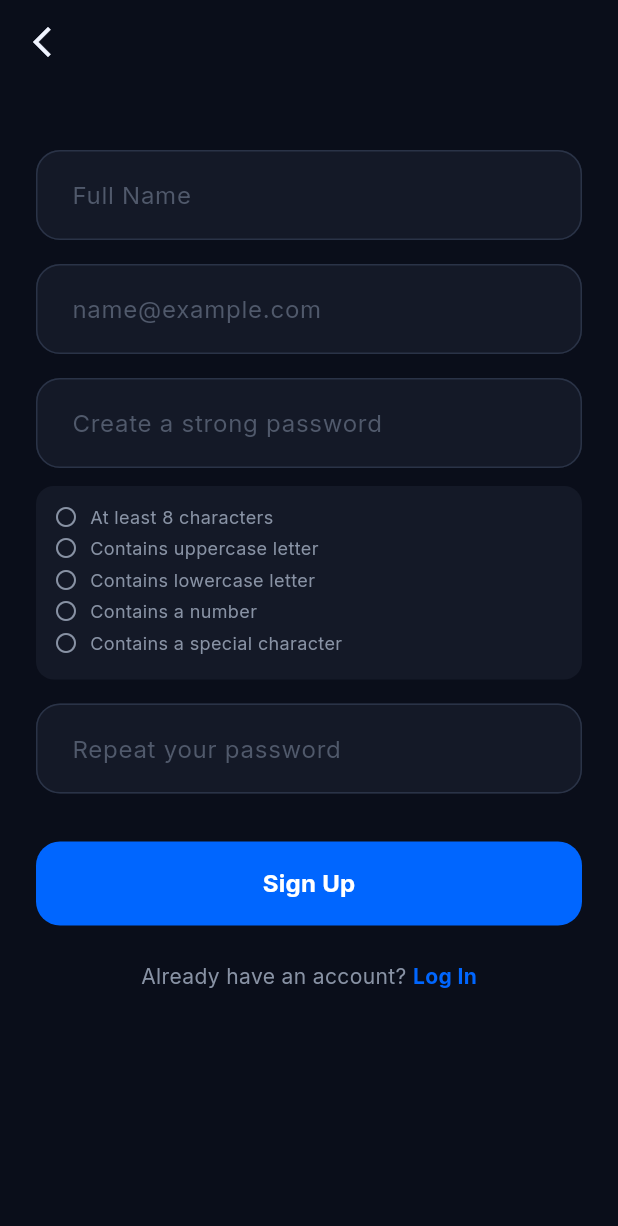
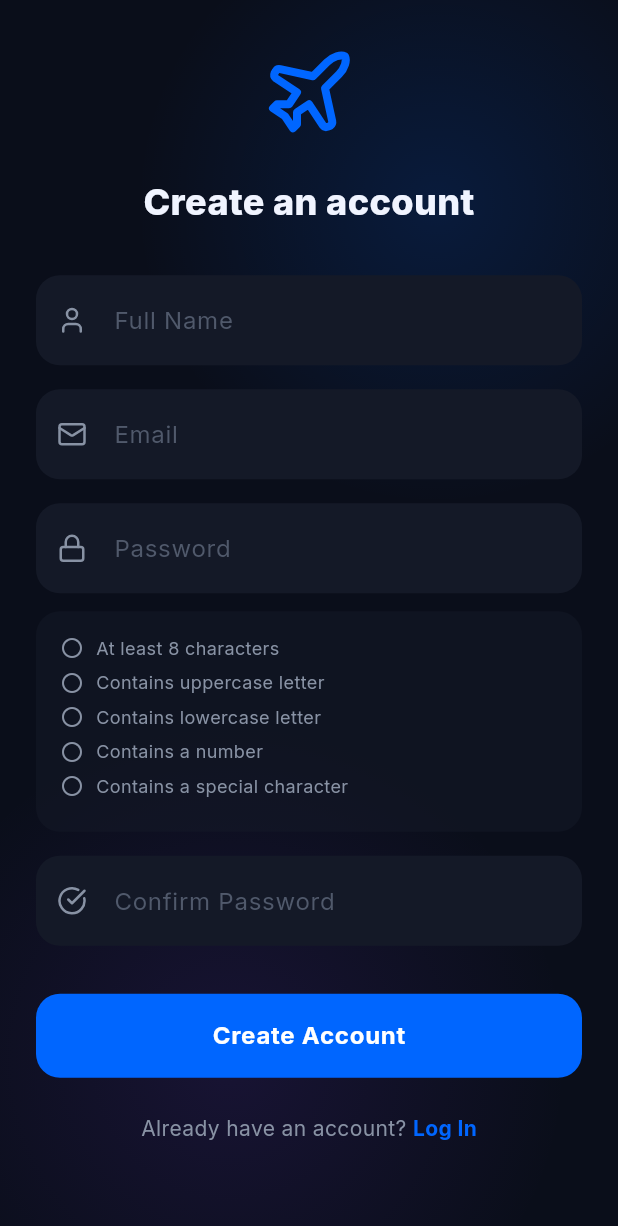
Before and after one commit to OMARORABY5/Flightly, a Flutter app: the RegisterScreen screen opened by its route, on a phone screen of 412 x 824 dp. Shown: the top 1226 px of the screen. Run offline on Flutter 3.47's test engine with Material 3 defaults, Android fonts, the phone set to English and light mode, and no system bars; our stand-ins replace awesome_dialog, cached_network_image, confetti, connectivity_plus, country_picker, dio and 21 more; accounts and stored records are empty; generated files the repository leaves out were written again; network calls fail; project files that could hold a hidden picture were left out.

Commit message:
NEW-AUTH

```diff
--- a/mobile/lib/core/constants/route_constants.dart
+++ b/mobile/lib/core/constants/route_constants.dart
@@ -9,7 +9,6 @@ class RouteConstants {
   static const String onboarding = '/onboarding';
 
   // ─── Auth ────────────────────────────────────────────────────────────────
-  static const String authLanding = '/auth';
   static const String login = '/auth/login';
   static const String register = '/auth/register';
   static const String forgotPassword = '/auth/forgot-password';
--- a/mobile/lib/features/auth/presentation/screens/register_screen.dart
+++ b/mobile/lib/features/auth/presentation/screens/register_screen.dart
@@ -8,6 +8,9 @@ import 'package:top_snackbar_flutter/custom_snack_bar.dart';
 import 'package:flightly/core/constants/route_constants.dart';
 import 'package:flightly/core/theme/app_colors.dart';
 import 'package:flightly/features/auth/providers/auth_provider.dart';
+import 'package:flightly/core/presentation/widgets/ambient_background.dart';
+import 'package:flightly/features/auth/presentation/widgets/auth_text_field.dart';
+import 'package:flightly/features/auth/presentation/widgets/auth_button.dart';
 
 class RegisterScreen extends ConsumerStatefulWidget {
   const RegisterScreen({super.key});
@@ -82,9 +85,9 @@ class _RegisterScreenState extends ConsumerState<RegisterScreen> {
       if (mounted) {
         showTopSnackBar(
           Overlay.of(context),
-          const CustomSnackBar.success(message: 'Account created! Please log in.'),
+          const CustomSnackBar.success(message: 'Account created successfully. Please login.'),
         );
-        context.go(RouteConstants.login);
+        context.pushReplacement(RouteConstants.login);
       }
     } catch (e) {
       if (mounted) {
@@ -98,7 +101,7 @@ class _RegisterScreenState extends ConsumerState<RegisterScreen> {
 
   Widget _buildRuleItem(String text, bool isValid) {
     return Padding(
-      padding: const EdgeInsets.only(bottom: 4.0),
+      padding: const EdgeInsets.only(bottom: 6.0),
       child: Row(
         children: [
           Icon(
@@ -119,38 +122,6 @@ class _RegisterScreenState extends ConsumerState<RegisterScreen> {
     );
   }
 
-  Widget _buildInput({
-    required TextEditingController controller,
-    required String hint,
-    bool isPassword = false,
-    TextInputType? keyboardType,
-    String? Function(String?)? validator,
-  }) {
-    return Container(
-      decoration: BoxDecoration(
-        color: AppColors.surface,
-        borderRadius: BorderRadius.circular(16),
-      ),
-      child: TextFormField(
-        controller: controller,
-        obscureText: isPassword,
-        keyboardType: keyboardType,
-        validator: validator,
-        style: const TextStyle(color: AppColors.textPrimary),
-        decoration: InputDecoration(
-          hintText: hint,
-          hintStyle: const TextStyle(color: AppColors.textHint),
-          border: OutlineInputBorder(borderRadius: BorderRadius.circular(16), borderSide: const BorderSide(color: AppColors.surfaceBorder, width: 1)),
-          enabledBorder: OutlineInputBorder(borderRadius: BorderRadius.circular(16), borderSide: const BorderSide(color: AppColors.surfaceBorder, width: 1)),
-          focusedBorder: OutlineInputBorder(borderRadius: BorderRadius.circular(16), borderSide: const BorderSide(color: AppColors.primary, width: 1)),
-          filled: true,
-          fillColor: AppColors.surface,
-          contentPadding: const EdgeInsets.symmetric(horizontal: 20, vertical: 18),
-        ),
-      ),
-    );
-  }
-
   @override
   Widget build(BuildContext context) {
     final authState = ref.watch(authProvider);
@@ -158,55 +129,72 @@ class _RegisterScreenState extends ConsumerState<RegisterScreen> {
 
     return Scaffold(
       backgroundColor: AppColors.background,
-      appBar: AppBar(
-        backgroundColor: Colors.transparent,
-        elevation: 0,
-        leading: IconButton(
-          icon: const Icon(Icons.arrow_back_ios_new, color: AppColors.textPrimary),
-          onPressed: () => context.pop(),
-        ),
-      ),
-      body: SafeArea(
+      body: Stack(
+        fit: StackFit.expand,
+        children: [
+          const AmbientBackground(child: SizedBox.shrink()),
+          SafeArea(
+            child: Center(
               child: SingleChildScrollView(
-          padding: const EdgeInsets.all(24.0),
+                padding: const EdgeInsets.symmetric(horizontal: 24.0),
                 child: Form(
                   key: _formKey,
                   child: Column(
-              mainAxisSize: MainAxisSize.min,
+                    mainAxisAlignment: MainAxisAlignment.center,
                     crossAxisAlignment: CrossAxisAlignment.stretch,
                     children: [
-                const SizedBox(height: 20),
-                _buildInput(
+                      const Icon(
+                        LucideIcons.plane,
+                        size: 64,
+                        color: AppColors.primary,
+                      ),
+                      const SizedBox(height: 24),
+                      const Text(
+                        'Create an account',
+                        textAlign: TextAlign.center,
+                        style: TextStyle(
+                          fontSize: 24,
+                          fontWeight: FontWeight.w800,
+                          color: AppColors.textPrimary,
+                        ),
+                      ),
+                      const SizedBox(height: 32),
+                      AuthTextField(
                         controller: _nameController,
                         hint: 'Full Name',
+                        prefixIcon: LucideIcons.user,
                         validator: (value) {
                           if (value == null || value.isEmpty) return 'Please enter your name';
                           return null;
                         },
                       ),
                       const SizedBox(height: 16),
-                _buildInput(
+                      AuthTextField(
                         controller: _emailController,
-                  hint: 'name@example.com',
+                        hint: 'Email',
+                        prefixIcon: LucideIcons.mail,
                         keyboardType: TextInputType.emailAddress,
                         validator: (value) {
                           if (value == null || value.isEmpty) return 'Please enter your email';
-                    if (!RegExp(r'^[\w-\.]+@([\w-]+\.)+[\w-]{2,4}$').hasMatch(value)) return 'Please enter a valid email';
+                          if (!RegExp(r'^[\w-\.]+@([\w-]+\.)+[\w-]{2,4}$').hasMatch(value)) {
+                            return 'Please enter a valid email';
+                          }
                           return null;
                         },
                       ),
                       const SizedBox(height: 16),
-                _buildInput(
+                      AuthTextField(
                         controller: _passwordController,
-                  hint: 'Create a strong password',
+                        hint: 'Password',
+                        prefixIcon: LucideIcons.lock,
                         isPassword: true,
                       ),
                       const SizedBox(height: 12),
                       Container(
-                  padding: const EdgeInsets.all(12),
+                        padding: const EdgeInsets.all(16),
                         decoration: BoxDecoration(
-                    color: AppColors.surface,
-                    borderRadius: BorderRadius.circular(12),
+                          color: AppColors.surface.withOpacity(0.5),
+                          borderRadius: BorderRadius.circular(16),
                         ),
                         child: Column(
                           crossAxisAlignment: CrossAxisAlignment.start,
@@ -220,9 +208,10 @@ class _RegisterScreenState extends ConsumerState<RegisterScreen> {
                         ),
                       ),
                       const SizedBox(height: 16),
-                _buildInput(
+                      AuthTextField(
                         controller: _confirmPasswordController,
-                  hint: 'Repeat your password',
+                        hint: 'Confirm Password',
+                        prefixIcon: LucideIcons.checkCircle,
                         isPassword: true,
                         validator: (value) {
                           if (value == null || value.isEmpty) return 'Please confirm your password';
@@ -231,37 +220,37 @@ class _RegisterScreenState extends ConsumerState<RegisterScreen> {
                         },
                       ),
                       const SizedBox(height: 32),
-                ElevatedButton(
-                  onPressed: isLoading ? null : _onRegister,
-                  style: ElevatedButton.styleFrom(
-                    backgroundColor: AppColors.primary,
-                    foregroundColor: AppColors.white,
-                    padding: const EdgeInsets.symmetric(vertical: 18),
-                    shape: RoundedRectangleBorder(borderRadius: BorderRadius.circular(16)),
-                    minimumSize: const Size(double.infinity, 56),
-                    elevation: 0,
-                  ),
-                  child: isLoading
-                      ? const SizedBox(height: 24, width: 24, child: CircularProgressIndicator(color: Colors.white, strokeWidth: 2))
-                      : const Text('Sign Up', style: TextStyle(fontSize: 16, fontWeight: FontWeight.bold)),
+                      AuthButton(
+                        text: 'Create Account',
+                        onPressed: _onRegister,
+                        isLoading: isLoading,
                       ),
                       const SizedBox(height: 24),
                       Row(
                         mainAxisAlignment: MainAxisAlignment.center,
                         children: [
-                    const Text("Already have an account? ", style: TextStyle(color: AppColors.textSecondary, fontSize: 14)),
+                          const Text(
+                            "Already have an account? ",
+                            style: TextStyle(color: AppColors.textSecondary, fontSize: 14),
+                          ),
                           GestureDetector(
                             onTap: () => context.pushReplacement(RouteConstants.login),
-                      child: const Text('Log In', style: TextStyle(color: AppColors.primary, fontSize: 14, fontWeight: FontWeight.bold)),
+                            child: const Text(
+                              'Log In',
+                              style: TextStyle(color: AppColors.primary, fontSize: 14, fontWeight: FontWeight.bold),
+                            ),
                           ),
                         ],
                       ),
-                const SizedBox(height: 20),
+                      const SizedBox(height: 32),
                     ],
                   ),
                 ),
               ),
             ),
+          ),
+        ],
+      ),
     );
   }
 }
--- /dev/null
+++ b/mobile/lib/features/auth/presentation/widgets/auth_button.dart
@@ -0,0 +1,44 @@
+import 'package:flutter/material.dart';
+import 'package:flightly/core/theme/app_colors.dart';
+
+class AuthButton extends StatelessWidget {
+  final String text;
+  final VoidCallback? onPressed;
+  final bool isLoading;
+
+  const AuthButton({
+    super.key,
+    required this.text,
+    this.onPressed,
+    this.isLoading = false,
+  });
+
+  @override
+  Widget build(BuildContext context) {
+    return ElevatedButton(
+      onPressed: isLoading ? null : onPressed,
+      style: ElevatedButton.styleFrom(
+        backgroundColor: AppColors.primary,
+        foregroundColor: AppColors.white,
+        padding: const EdgeInsets.symmetric(vertical: 16),
+        shape: RoundedRectangleBorder(borderRadius: BorderRadius.circular(16)),
+        elevation: 0,
+        minimumSize: const Size(double.infinity, 56),
+      ),
+      child: isLoading
+          ? const SizedBox(
+              height: 24,
+              width: 24,
+              child: CircularProgressIndicator(color: Colors.white, strokeWidth: 2.5),
+            )
+          : Text(
+              text,
+              style: const TextStyle(
+                fontSize: 16,
+                fontWeight: FontWeight.bold,
+                letterSpacing: 0.5,
+              ),
+            ),
+    );
+  }
+}
--- /dev/null
+++ b/mobile/lib/features/auth/presentation/widgets/auth_text_field.dart
@@ -0,0 +1,60 @@
+import 'package:flutter/material.dart';
+import 'package:flightly/core/theme/app_colors.dart';
+
+class AuthTextField extends StatelessWidget {
+  final TextEditingController controller;
+  final String hint;
+  final bool isPassword;
+  final TextInputType? keyboardType;
+  final String? Function(String?)? validator;
+  final IconData? prefixIcon;
+
+  const AuthTextField({
+    super.key,
+    required this.controller,
+    required this.hint,
+    this.isPassword = false,
+    this.keyboardType,
+    this.validator,
+    this.prefixIcon,
+  });
+
+  @override
+  Widget build(BuildContext context) {
+    return TextFormField(
+      controller: controller,
+      obscureText: isPassword,
+      keyboardType: keyboardType,
+      validator: validator,
+      style: const TextStyle(color: AppColors.textPrimary, fontSize: 16),
+      decoration: InputDecoration(
+        hintText: hint,
+        hintStyle: const TextStyle(color: AppColors.textHint, fontSize: 16),
+        prefixIcon: prefixIcon != null ? Icon(prefixIcon, color: AppColors.textSecondary, size: 20) : null,
+        border: OutlineInputBorder(
+          borderRadius: BorderRadius.circular(16),
+          borderSide: BorderSide.none,
+        ),
+        enabledBorder: OutlineInputBorder(
+          borderRadius: BorderRadius.circular(16),
+          borderSide: BorderSide.none,
+        ),
+        focusedBorder: OutlineInputBorder(
+          borderRadius: BorderRadius.circular(16),
+          borderSide: const BorderSide(color: AppColors.primary, width: 1.5),
+        ),
+        errorBorder: OutlineInputBorder(
+          borderRadius: BorderRadius.circular(16),
+          borderSide: const BorderSide(color: AppColors.error, width: 1),
+        ),
+        focusedErrorBorder: OutlineInputBorder(
+          borderRadius: BorderRadius.circular(16),
+          borderSide: const BorderSide(color: AppColors.error, width: 1.5),
+        ),
+        filled: true,
+        fillColor: AppColors.surface,
+        contentPadding: const EdgeInsets.symmetric(horizontal: 20, vertical: 18),
+      ),
+    );
+  }
+}
--- a/mobile/lib/features/onboarding/presentation/screens/onboarding_screen.dart
+++ b/mobile/lib/features/onboarding/presentation/screens/onboarding_screen.dart
@@ -17,7 +17,7 @@ class OnboardingScreen extends ConsumerWidget {
     // Mark onboarding as completed
     await ref.read(onboardingProvider.notifier).completeOnboarding();
     if (context.mounted) {
-      context.go(RouteConstants.authLanding);
+      context.go(RouteConstants.login);
     }
   }
 
```
Also changed, not shown: mobile/lib/core/routing/app_router.dart (+18 -11 lines), mobile/lib/features/auth/presentation/screens/auth_landing_screen.dart (deleted, +0 -111 lines), mobile/lib/features/auth/presentation/screens/login_screen.dart (+95 -89 lines), mobile/lib/features/auth/presentation/widgets/social_auth_button.dart (added, +29 -0 lines), mobile/assets/icons/facebook_logo.png (added), mobile/assets/icons/google_logo.png (added). Lines whose indentation alone changed are shown as unchanged.
